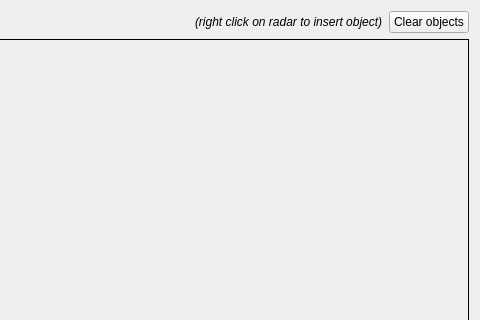
This is resource/radar_tabs.ui in ros4hri/rqt_hri_radar as Qt 5 draws it before an edit; both pictures show x 417 to 897 and y 0 to 320 of the 897 by 566 pixel window. The edited form follows.
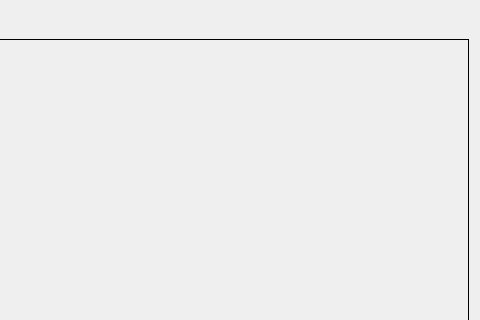
This is the edited form. Icons and pictures are not drawn.

Commit message: remove 'clear objects' btn, as not needed in basic 'radar' mode

```diff
--- a/resource/radar_tabs.ui
+++ b/resource/radar_tabs.ui
@@ -86,29 +86,6 @@
         </property>
        </spacer>
       </item>
-      <item>
-       <widget class="QLabel" name="label">
-        <property name="font">
-         <font>
-          <italic>true</italic>
-         </font>
-        </property>
-        <property name="text">
-         <string>(right click on radar to insert object)</string>
-        </property>
-       </widget>
-      </item>
-      <item>
-       <widget class="QPushButton" name="clearObjectsBtn">
-        <property name="text">
-         <string>Clear objects</string>
-        </property>
-        <property name="icon">
-         <iconset theme="edit-clear">
-          <normaloff>.</normaloff>.</iconset>
-        </property>
-       </widget>
-      </item>
      </layout>
     </widget>
    </item>
```
Left out of the diff: 1 changed line with no effect on the pictures.
